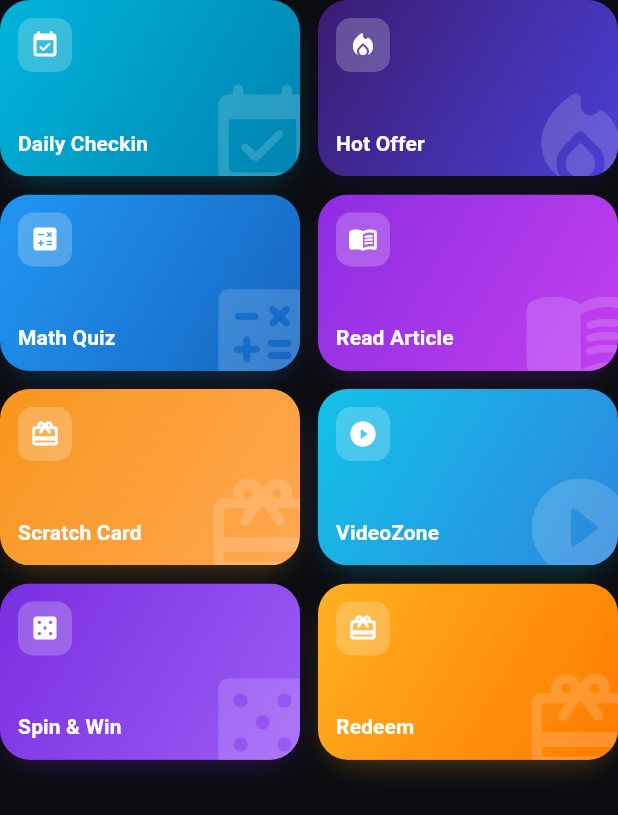
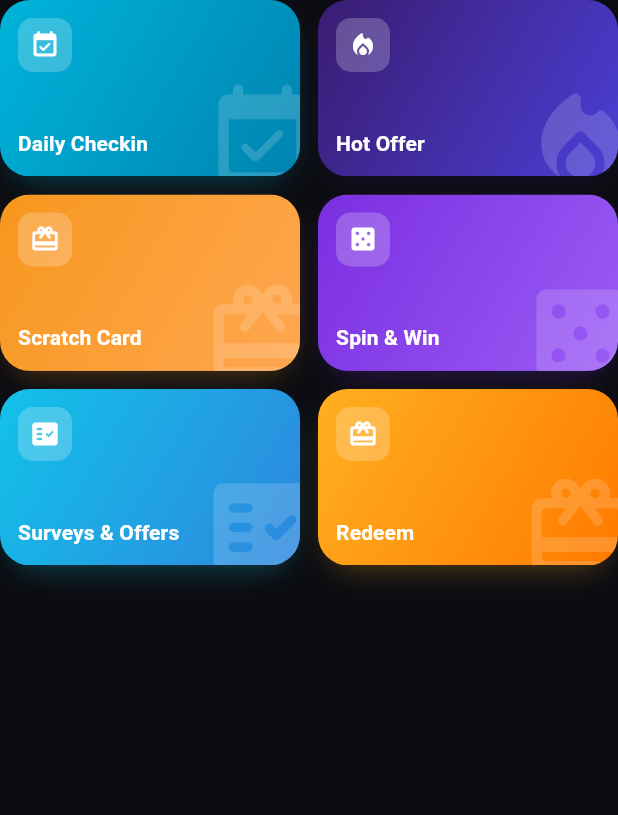
Before and after one commit to SouvikPati11/CashNest, a Flutter app: the HomeFeatureGrid widget shown alone on an empty page, opened directly with empty values, on a phone screen of 412 x 824 dp. Shown: the top 815 px of the screen. Run offline on Flutter 3.47's test engine with Material 3 defaults, Android fonts, the phone set to English and light mode, and no system bars; our stand-ins replace connectivity_plus, device_info_plus, dio, firebase_analytics, firebase_core, firebase_messaging and 8 more; accounts and stored records are empty; network calls fail.

Commit message:
fix(mobile): wire Home actions to real screens; drop Coming-Soon placeholders
The Home grid previously routed every tile through _showComingSoon(), so even
features with working screens were dead. Home actions now navigate for real,
reusing existing screens/routes (no business logic changed):
- checkin/scratch/spin/tasks → push the existing reward screens
- offers → Earn tab, wallet → Wallet tab, rewards → Rewards tab
- refer → referral route, withdraw → withdraw route

Unimplemented spec features (Math Quiz, Read Article, VideoZone, Games) are
removed from the grid/quick-tiles until built, rather than shown as
"Coming Soon". A generic coming-soon toast remains only as the default fallback
for unknown/announcement/banner actions.

Co-Authored-By: Claude Opus 4.8 <noreply@anthropic.com>
Claude-Session: https://claude.ai/code/session_0114y44VUnQvsJxdEtrYWcKH

```diff
--- a/mobile/lib/features/home/presentation/widgets/feature_grid.dart
+++ b/mobile/lib/features/home/presentation/widgets/feature_grid.dart
@@ -40,9 +40,9 @@ class HomeQuickTiles extends StatelessWidget {
       colors: [Color(0xFF22C55E), Color(0xFF15A34A)],
     ),
     _Feature(
-      icon: Icons.sports_esports_rounded,
-      label: 'Games',
-      actionKey: 'games',
+      icon: Icons.card_giftcard_rounded,
+      label: 'Rewards',
+      actionKey: 'rewards',
       colors: [Color(0xFFFF9800), Color(0xFFF57C00)],
     ),
     _Feature(
@@ -128,6 +128,9 @@ class HomeFeatureGrid extends StatelessWidget {
 
   final void Function(String actionKey) onAction;
 
+  // Only features with working screens are shown. Unimplemented spec features
+  // (Math Quiz, Read Article, VideoZone, Games) are intentionally omitted until
+  // built, rather than shown as "Coming Soon".
   static const List<_Feature> _features = [
     _Feature(
       icon: Icons.event_available_rounded,
@@ -138,20 +141,8 @@ class HomeFeatureGrid extends StatelessWidget {
     _Feature(
       icon: Icons.local_fire_department_rounded,
       label: 'Hot Offer',
-      actionKey: 'offers',
+      actionKey: 'tasks',
       colors: [Color(0xFF3A1C71), Color(0xFF4B3FD6)],
-    ),
-    _Feature(
-      icon: Icons.calculate_rounded,
-      label: 'Math Quiz',
-      actionKey: 'quiz',
-      colors: [Color(0xFF2196F3), Color(0xFF1565C0)],
-    ),
-    _Feature(
-      icon: Icons.menu_book_rounded,
-      label: 'Read Article',
-      actionKey: 'article',
-      colors: [Color(0xFF8E2DE2), Color(0xFFC13FEF)],
     ),
     _Feature(
       icon: Icons.card_giftcard_rounded,
@@ -160,16 +151,16 @@ class HomeFeatureGrid extends StatelessWidget {
       colors: [Color(0xFFF7971E), Color(0xFFFFA751)],
     ),
     _Feature(
-      icon: Icons.play_circle_fill_rounded,
-      label: 'VideoZone',
-      actionKey: 'video',
-      colors: [Color(0xFF12C2E9), Color(0xFF2E86DE)],
-    ),
-    _Feature(
       icon: Icons.casino_rounded,
       label: 'Spin & Win',
       actionKey: 'spin',
       colors: [Color(0xFF7B2FE0), Color(0xFF9B5CF6)],
+    ),
+    _Feature(
+      icon: Icons.fact_check_rounded,
+      label: 'Surveys & Offers',
+      actionKey: 'offers',
+      colors: [Color(0xFF12C2E9), Color(0xFF2E86DE)],
     ),
     _Feature(
       icon: Icons.redeem_rounded,
```
Also changed, not shown: mobile/lib/features/home/presentation/home_dashboard_screen.dart (+40 -1 lines).
